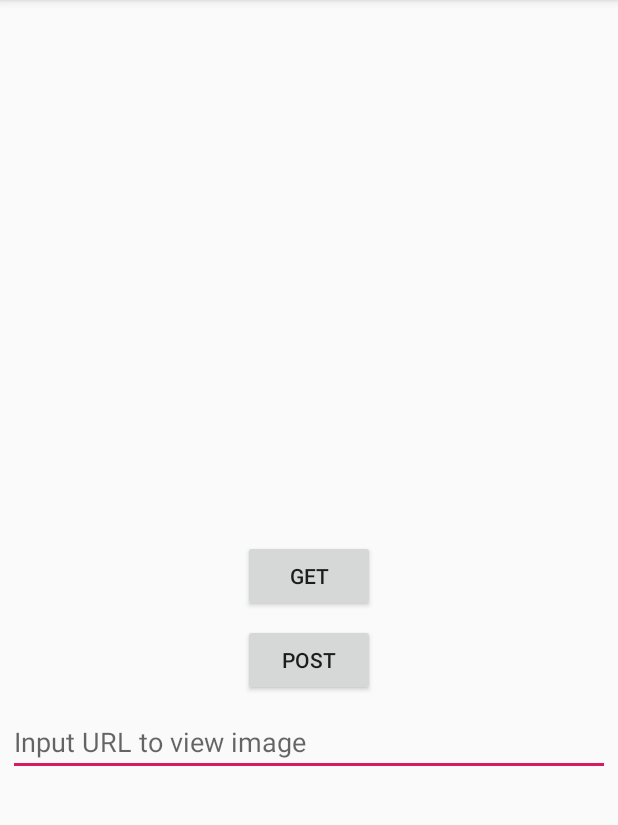
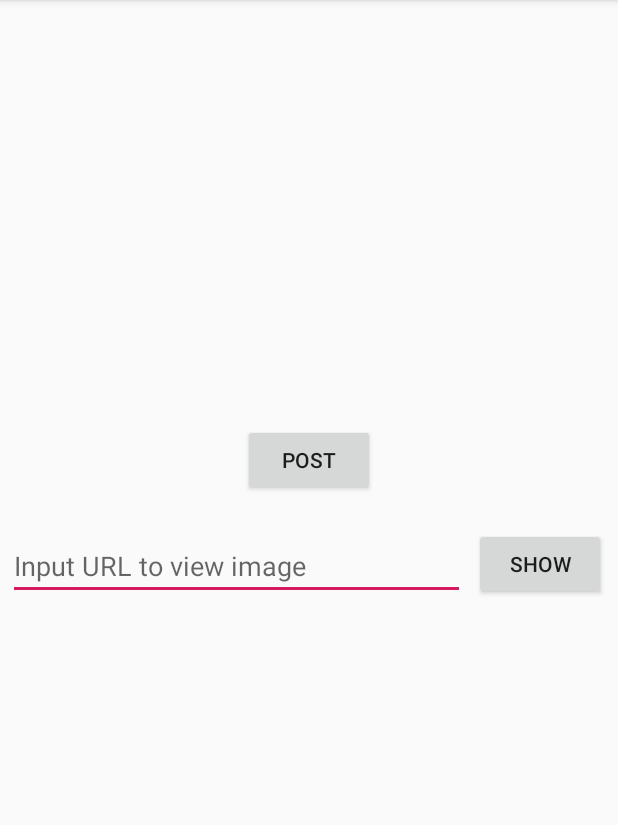
Before and after one commit to AnJianPeng/MASProject, an Android app: the screen it shows after launch (MainActivity), on a phone screen of 412 x 824 dp, the part 84-909 px from its top. Run offline under Robolectric (Android 15) with nearby library versions, the phone set to English and light mode, and no system bars.

Commit message:
re-organize layout and parse json response

```diff
--- a/app/src/main/java/tengli/sharepic/MainActivity.java
+++ b/app/src/main/java/tengli/sharepic/MainActivity.java
@@ -83,8 +83,10 @@ public class MainActivity extends AppCompatActivity {
                 Log.i("Json response", result.toString());
 
                 TextView jsResponse = findViewById(R.id.editText);
-                setText(jsResponse,result.toString());
 
+                JSONObject resp = new JSONObject(result.toString());
+                Log.i("message response", resp.getString("message"));
+                setText(jsResponse,resp.getString("message"));
                 conn.disconnect();
             } catch (Exception e) {
                 e.printStackTrace();
@@ -174,7 +176,7 @@ public class MainActivity extends AppCompatActivity {
             Bitmap photo = (Bitmap) data.getExtras().get("data");
             imageView.setImageBitmap(photo);
             ByteArrayOutputStream baos = new ByteArrayOutputStream();
-            photo.compress(Bitmap.CompressFormat.JPEG, 100, baos);
+            photo.compress(Bitmap.CompressFormat.JPEG, 1, baos);
             base64 = Base64.encodeToString(baos.toByteArray(), Base64.DEFAULT);
             sendPost();
         }
--- a/app/src/main/res/layout/activity_main.xml
+++ b/app/src/main/res/layout/activity_main.xml
@@ -10,36 +10,38 @@
         android:id="@+id/button"
         android:layout_width="wrap_content"
         android:layout_height="wrap_content"
-        android:layout_marginTop="8dp"
+        android:layout_marginBottom="24dp"
         android:text="@string/post"
-        app:layout_constraintBottom_toBottomOf="parent"
+        app:layout_constraintBottom_toTopOf="@+id/editText"
         app:layout_constraintEnd_toEndOf="parent"
-        app:layout_constraintStart_toStartOf="parent"
-        app:layout_constraintTop_toBottomOf="@+id/button2"
-        app:layout_constraintVertical_bias="0.0" />
+        app:layout_constraintStart_toStartOf="parent" />
 
     <Button
         android:id="@+id/button2"
         android:layout_width="wrap_content"
         android:layout_height="wrap_content"
+        android:layout_marginEnd="8dp"
+        android:layout_marginRight="8dp"
+        android:layout_marginBottom="24dp"
         android:onClick="showImg"
-        android:text="@string/get"
-        app:layout_constraintBottom_toBottomOf="parent"
-        app:layout_constraintEnd_toEndOf="parent"
-        app:layout_constraintStart_toStartOf="parent"
-        app:layout_constraintTop_toTopOf="parent" />
+        android:text="@string/show"
+        app:layout_constraintBottom_toTopOf="@+id/imageView"
+        app:layout_constraintEnd_toEndOf="parent" />
 
     <ImageView
         android:id="@+id/imageView"
-        android:layout_width="wrap_content"
-        android:layout_height="wrap_content"
+        android:layout_width="261dp"
+        android:layout_height="284dp"
         android:layout_marginStart="9dp"
         android:layout_marginLeft="9dp"
-        android:layout_marginBottom="12dp"
-        app:layout_constraintBottom_toTopOf="@+id/button2"
+        app:layout_constraintBottom_toBottomOf="parent"
         app:layout_constraintEnd_toEndOf="parent"
+        app:layout_constraintHorizontal_bias="0.464"
         app:layout_constraintStart_toStartOf="parent"
-        tools:srcCompat="@tools:sample/avatars[2]" />
+        app:layout_constraintTop_toTopOf="parent"
+        app:layout_constraintVertical_bias="0.876"
+        tools:srcCompat="@tools:sample/avatars[2]"
+        android:contentDescription="TODO" />
 
     <EditText
         android:id="@+id/editText"
@@ -47,14 +49,15 @@
         android:layout_height="wrap_content"
         android:layout_marginStart="5dp"
         android:layout_marginLeft="5dp"
-        android:layout_marginTop="8dp"
-        android:layout_marginEnd="5dp"
-        android:layout_marginRight="5dp"
+        android:layout_marginEnd="6dp"
+        android:layout_marginRight="6dp"
+        android:layout_marginBottom="24dp"
         android:ems="10"
         android:hint="Input URL to view image"
         android:inputType="textPersonName"
-        app:layout_constraintEnd_toEndOf="parent"
-        app:layout_constraintHorizontal_bias="0.502"
-        app:layout_constraintStart_toStartOf="parent"
-        app:layout_constraintTop_toBottomOf="@+id/button" />
+        android:singleLine="false"
+        app:layout_constraintBottom_toTopOf="@+id/imageView"
+        app:layout_constraintEnd_toStartOf="@+id/button2"
+        app:layout_constraintHorizontal_bias="0.0"
+        app:layout_constraintStart_toStartOf="parent" />
 </android.support.constraint.ConstraintLayout>
--- a/app/src/main/res/values/strings.xml
+++ b/app/src/main/res/values/strings.xml
@@ -3,4 +3,5 @@
     <string name="post">POST</string>
     <string name="textview">TextView</string>
     <string name="get">GET</string>
+    <string name="show">show</string>
 </resources>
```
